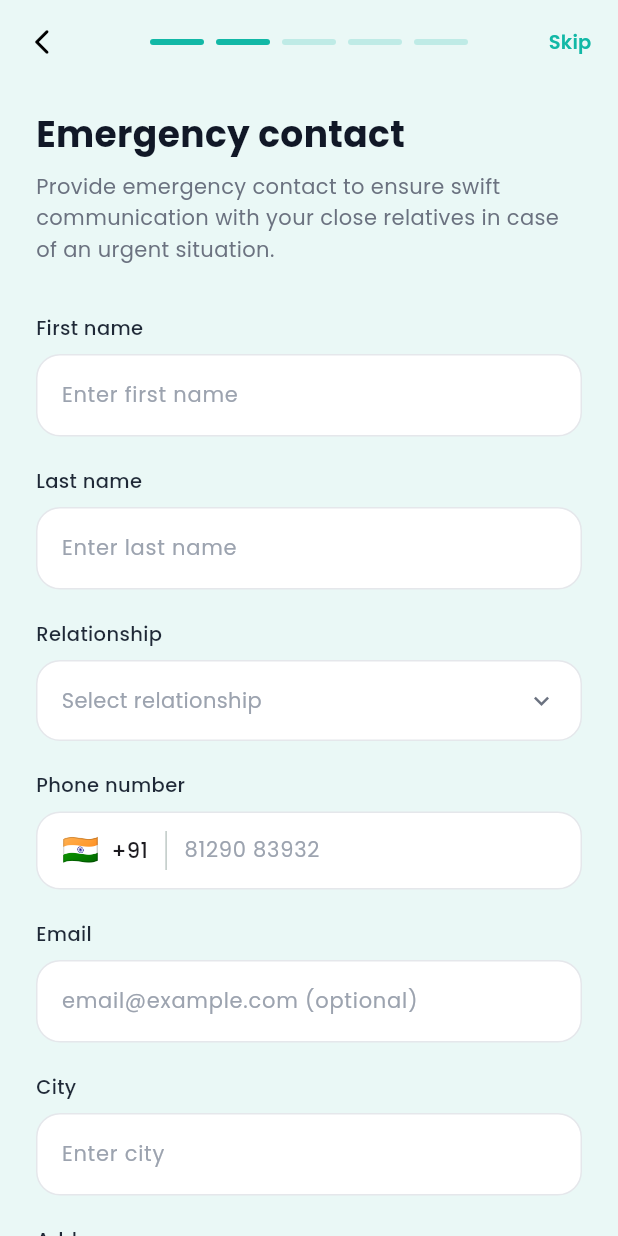
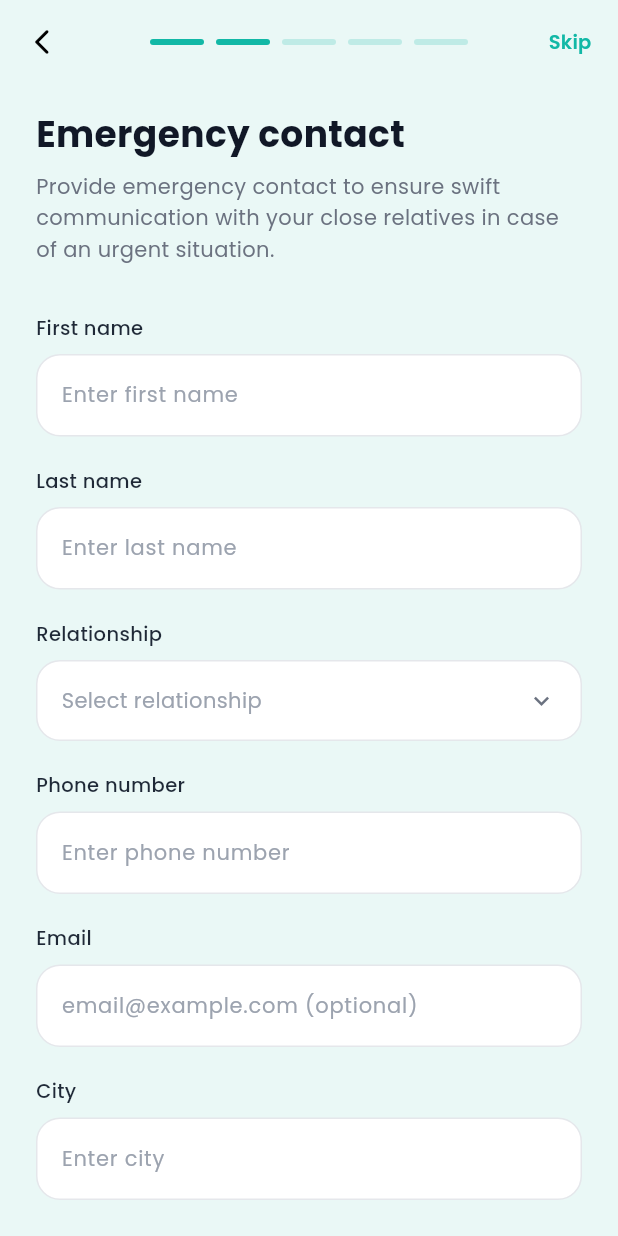
Before and after one commit to ShadaMaitexa/laablume, a Flutter app: the EmergencyContactScreen screen opened directly, on a phone screen of 412 x 824 dp. Run offline on Flutter 3.47's test engine with Material 3 defaults, Android fonts, the phone set to English and light mode, and no system bars; our stand-ins replace file_picker, google_fonts, image_picker, pinput, shared_preferences; accounts and stored records are empty.

```diff
--- a/lib/screens/emergency_contact.dart
+++ b/lib/screens/emergency_contact.dart
@@ -163,7 +163,12 @@ class _EmergencyContactScreenState extends State<EmergencyContactScreen> {
                 onTap: _showRelationshipSheet,
                 icon: Icons.keyboard_arrow_down,
               ),
-              _buildPhoneField(),
+              _buildModernInputField(
+                label: 'Phone number',
+                controller: phoneController,
+                hint: 'Enter phone number',
+                keyboardType: TextInputType.phone,
+              ),
               _buildModernInputField(
                 label: 'Email',
                 controller: emailController,
@@ -415,59 +420,4 @@ class _EmergencyContactScreenState extends State<EmergencyContactScreen> {
       },
     );
   }
-
-  Widget _buildPhoneField() {
-    return Padding(
-      padding: const EdgeInsets.only(bottom: 20),
-      child: Column(
-        crossAxisAlignment: CrossAxisAlignment.start,
-        children: [
-          Text(
-            'Phone number',
-            style: GoogleFonts.poppins(
-              fontSize: 13,
-              fontWeight: FontWeight.w500,
-              color: const Color(0xFF1F2937),
-            ),
-          ),
-          const SizedBox(height: 8),
-          Container(
-            height: 52,
-            padding: const EdgeInsets.symmetric(horizontal: 16),
-            decoration: BoxDecoration(
-              color: Colors.white,
-              borderRadius: BorderRadius.circular(16),
-              border: Border.all(color: const Color(0xFFE5E7EB)),
-            ),
-            child: Row(
-              children: [
-                const Text('🇮🇳', style: TextStyle(fontSize: 20)),
-                const SizedBox(width: 8),
-                const Text(
-                  '+91',
-                  style: TextStyle(fontSize: 14, fontWeight: FontWeight.w500),
-                ),
-                const VerticalDivider(indent: 12, endIndent: 12, width: 24),
-                Expanded(
-                  child: TextField(
-                    controller: phoneController,
-                    keyboardType: TextInputType.phone,
-                    style: GoogleFonts.poppins(fontSize: 14),
-                    decoration: InputDecoration(
-                      hintText: '81290 83932',
-                      hintStyle: GoogleFonts.poppins(
-                        fontSize: 14,
-                        color: const Color(0xFF9CA3AF),
-                      ),
-                      border: InputBorder.none,
-                    ),
-                  ),
-                ),
-              ],
-            ),
-          ),
-        ],
-      ),
-    );
-  }
 }
```
Also changed, not shown: lib/screens/patient_card.dart (+9 -124 lines).
